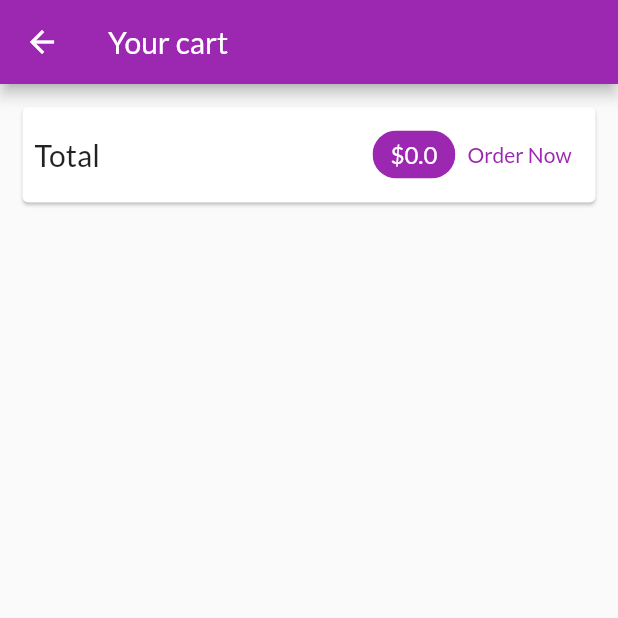
After one commit to sarthakagrawal927/flutter_basic_apps, a Flutter app: the CartScreen screen opened by its route, on a phone screen of 412 x 824 dp, the top half of it. The commit adds this screen. Run offline on Flutter 3.47's test engine with Material 2 defaults, Android fonts, the phone set to English and light mode, and no system bars; network calls fail.

Commit message:
Add Carts screen

```diff
--- a/lib/main.dart
+++ b/lib/main.dart
@@ -1,5 +1,6 @@
 import 'package:flutter/material.dart';
 import 'package:flutter_complete_guide/providers/cart.dart';
+import 'package:flutter_complete_guide/screens/cart_screen.dart';
 import 'package:flutter_complete_guide/screens/product_detail_screen.dart';
 import 'package:flutter_complete_guide/screens/products_overview_screen.dart';
 import './providers/products.dart';
@@ -24,6 +25,7 @@ class MyApp extends StatelessWidget {
         routes: {
           ProductsOverviewScreen.routeName: (ctx) => ProductsOverviewScreen(),
           ProductDetailScreen.routeName: (ctx) => ProductDetailScreen(),
+          CartScreen.routeName: (ctx) => CartScreen()
         },
       ),
     );
--- a/lib/providers/cart.dart
+++ b/lib/providers/cart.dart
@@ -24,6 +24,18 @@ class Cart with ChangeNotifier {
     return _items.length;
   }
 
+  double get totalAmount {
+    var total = 0.0;
+    _items.forEach(
+        (key, cartItem) => {total += cartItem.price * cartItem.quantity});
+    return total;
+  }
+
+  void removeItem(String productId) {
+    _items.remove(productId);
+    notifyListeners();
+  }
+
   void addItem(String productId, double price, String title) {
     if (_items.containsKey(productId)) {
       _items.update(
--- /dev/null
+++ b/lib/screens/cart_screen.dart
@@ -0,0 +1,51 @@
+import 'package:flutter/material.dart';
+import 'package:flutter_complete_guide/providers/cart.dart' show Cart;
+import 'package:flutter_complete_guide/widgets/cart_item.dart';
+import 'package:provider/provider.dart';
+
+class CartScreen extends StatelessWidget {
+  static const routeName = '/cart';
+  @override
+  Widget build(BuildContext context) {
+    final cart = Provider.of<Cart>(context);
+    return Scaffold(
+        appBar: AppBar(title: Text("Your cart")),
+        body: Column(
+          children: [
+            Card(
+              margin: EdgeInsets.all(15),
+              child: Padding(
+                padding: EdgeInsets.all(8),
+                child: Row(
+                  mainAxisAlignment: MainAxisAlignment.spaceBetween,
+                  children: [
+                    Text('Total', style: TextStyle(fontSize: 20)),
+                    Spacer(),
+                    SizedBox(
+                      width: 10,
+                    ),
+                    Chip(
+                      label: Text('\$${cart.totalAmount}',
+                          style:
+                              Theme.of(context).primaryTextTheme.titleMedium),
+                      backgroundColor: Theme.of(context).primaryColor,
+                    ),
+                    TextButton(onPressed: () => {}, child: Text('Order Now'))
+                  ],
+                ),
+              ),
+            ),
+            SizedBox(height: 10),
+            Expanded(
+                child: ListView.builder(
+                    itemBuilder: (ctx, i) => CartItem(
+                        cart.items.values.toList()[i].id,
+                        cart.items.keys.toList()[i],
+                        cart.items.values.toList()[i].price,
+                        cart.items.values.toList()[i].title,
+                        cart.items.values.toList()[i].quantity),
+                    itemCount: cart.itemCount))
+          ],
+        ));
+  }
+}
--- a/lib/screens/products_overview_screen.dart
+++ b/lib/screens/products_overview_screen.dart
@@ -1,5 +1,6 @@
 import 'package:flutter/material.dart';
 import 'package:flutter_complete_guide/providers/cart.dart';
+import 'package:flutter_complete_guide/screens/cart_screen.dart';
 import 'package:flutter_complete_guide/widgets/badge.dart';
 import 'package:provider/provider.dart';
 import '../widgets/products_grid.dart';
@@ -46,7 +47,9 @@ class _ProductsOverviewScreenState extends State<ProductsOverviewScreen> {
                 Badge(child: ch, value: cartData.itemCount.toString()),
             child: IconButton(
               icon: Icon(Icons.shopping_cart),
-              onPressed: () {},
+              onPressed: () {
+                Navigator.of(context).pushNamed(CartScreen.routeName);
+              },
             ),
           ),
         ],
```
Also changed, not shown: lib/screens/product_detail_screen.dart (+32 -4 lines), lib/widgets/cart_item.dart (added, +41 -0 lines).
